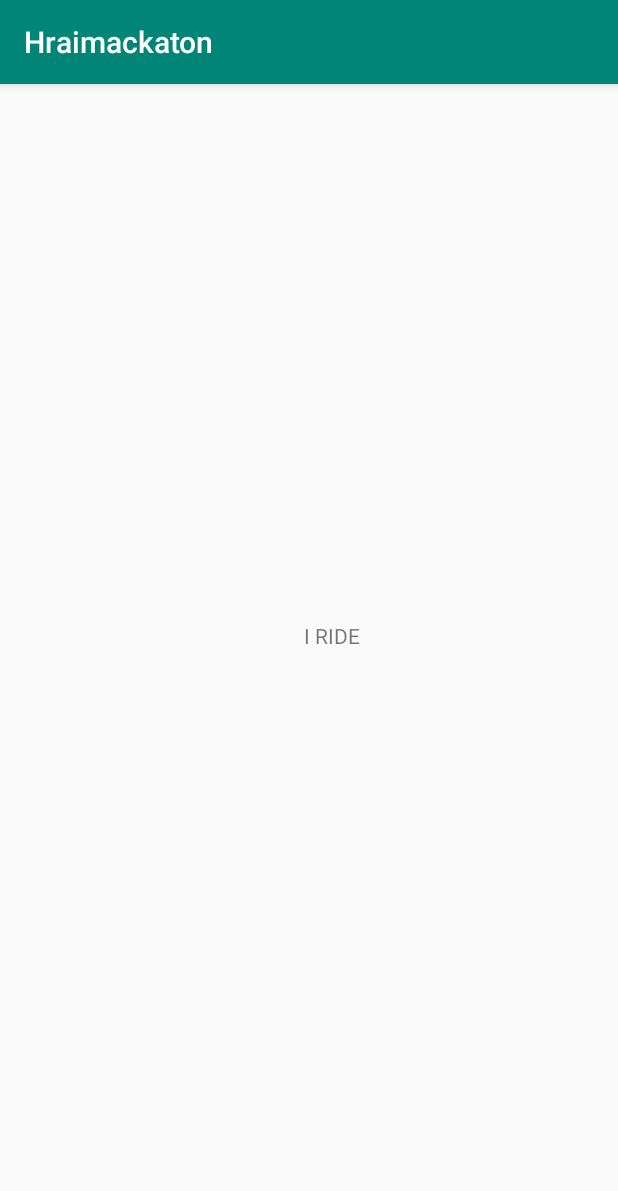
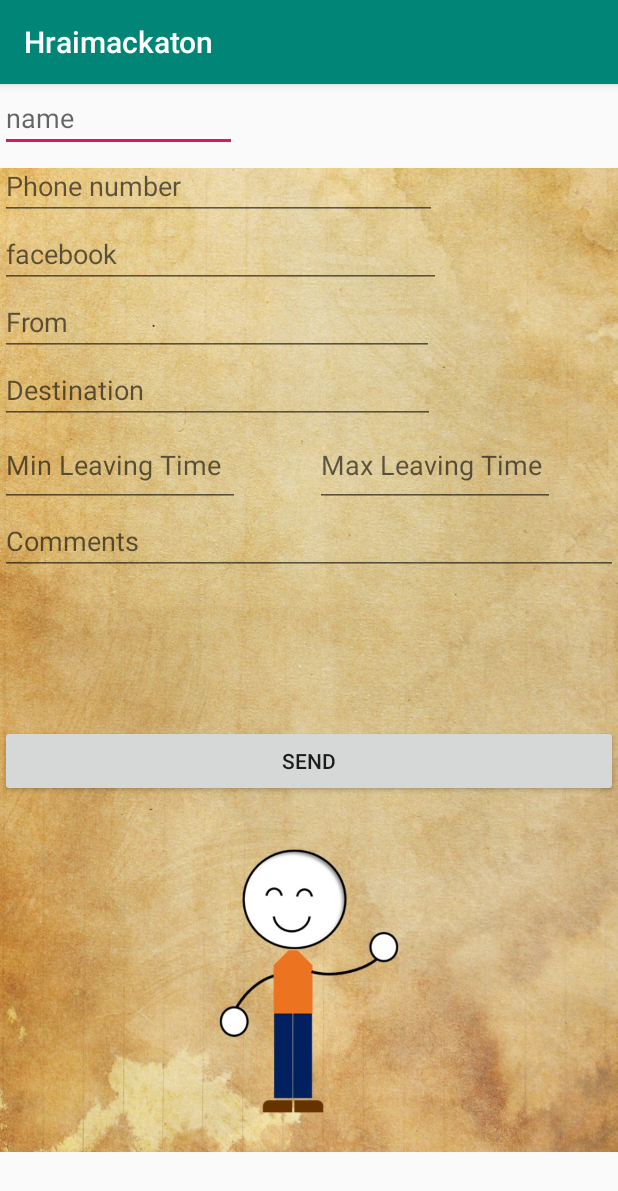
Before and after one commit to TGKar/Hraimhackaton, an Android app: the RiderScreen screen opened directly, with no data from a screen before it, on a phone screen of 412 x 824 dp. Shown: the top 1191 px of the screen. Run offline under Robolectric (Android 15) with nearby library versions, the phone set to English and light mode, and no system bars.

Commit message:
Improved input screens

```diff
--- a/app/build.gradle
+++ b/app/build.gradle
@@ -20,6 +20,7 @@ android {
 
 dependencies {
     implementation 'com.google.firebase:firebase-core:16.0.9'
+    implementation 'com.google.firebase:firebase-messaging:18.0.0'
     implementation fileTree(dir: 'libs', include: ['*.jar'])
     implementation 'com.android.support:appcompat-v7:28.0.0'
     implementation 'com.android.support.constraint:constraint-layout:1.1.3'
--- /dev/null
+++ b/app/src/main/java/com/example/hraimackaton/InputActivity.java
@@ -0,0 +1,38 @@
+package com.example.hraimackaton;
+
+import android.content.Intent;
+import android.support.v7.app.AppCompatActivity;
+import android.os.Bundle;
+import android.view.View;
+import android.widget.EditText;
+import android.widget.RelativeLayout;
+import android.widget.TextView;
+
+public abstract class InputActivity extends AppCompatActivity {
+
+    abstract boolean isDriver();
+
+    public void sendDriverInfo(View view) {
+        EditText nameField = (EditText) findViewById(R.id.textViewDriverName);
+        String name = nameField.getText().toString();
+        EditText phoneField = (EditText) findViewById(R.id.textViewPhone);
+        String phone = phoneField.getText().toString();
+        EditText facebookField = (EditText) findViewById(R.id.textViewFacebook);
+        String facebook = facebookField.getText().toString();
+        EditText fromField = (EditText) findViewById(R.id.textViewFrom);
+        String from = fromField.getText().toString();
+        EditText destField = (EditText) findViewById(R.id.textViewDestination);
+        String dest = destField.getText().toString();
+        EditText minLeaveField = (EditText) findViewById(R.id.textViewMinLeaveTime);
+        String minLeave = minLeaveField.getText().toString();
+        EditText maxLeaveField = (EditText) findViewById(R.id.textViewMaxLeaveTime);
+        String maxLeave = maxLeaveField.getText().toString();
+        EditText commentsField = (EditText) findViewById(R.id.textViewComment);
+        String comments = commentsField.getText().toString();
+        EditText disp = findViewById(R.id.textViewDisp);
+        String toDisp = "Name: " + name + " phone: " + phone + " facebook: " + facebook + " from: " +
+                from + " to: " + dest + " min leave time: " + minLeave + " max leave time: " +
+                maxLeave + " comments: " + comments;
+        disp.setText(toDisp);
+    }
+}
--- a/app/src/main/java/com/example/hraimackaton/RiderScreen.java
+++ b/app/src/main/java/com/example/hraimackaton/RiderScreen.java
@@ -1,16 +1,16 @@
 package com.example.hraimackaton;
 
-import android.support.v7.app.AppCompatActivity;
 import android.os.Bundle;
-import android.widget.TextView;
 
-public class RiderScreen extends AppCompatActivity {
+public class RiderScreen extends InputActivity {
 
     @Override
     protected void onCreate(Bundle savedInstanceState) {
         super.onCreate(savedInstanceState);
         setContentView(R.layout.activity_rider_screen);
-        TextView textView = findViewById(R.id.textViewRider);
-        textView.setText("I RIDE");
+    }
+
+    public boolean isDriver() {
+        return false;
     }
 }
--- a/app/src/main/res/layout/activity_rider_screen.xml
+++ b/app/src/main/res/layout/activity_rider_screen.xml
@@ -1,24 +1,118 @@
 <?xml version="1.0" encoding="utf-8"?>
-<android.support.constraint.ConstraintLayout xmlns:android="http://schemas.android.com/apk/res/android"
+
+
+<RelativeLayout xmlns:android="http://schemas.android.com/apk/res/android"
     xmlns:app="http://schemas.android.com/apk/res-auto"
     xmlns:tools="http://schemas.android.com/tools"
+    android:orientation="vertical" android:layout_width="fill_parent"
+    android:layout_height="fill_parent">
+    <ImageView android:layout_height="wrap_content"
+        android:layout_width="wrap_content" android:id="@+id/imageView1"
+        android:src="@drawable/rider_background" android:layout_centerVertical="true"
+        android:layout_centerHorizontal="true"></ImageView>
+
+    <android.widget.LinearLayout
         android:layout_width="match_parent"
         android:layout_height="match_parent"
-    tools:context=".RiderScreen">
+        android:orientation="vertical"
+        tools:context=".DriverScreen">
 
-    <TextView
-        android:id="@+id/textViewRider"
-        android:layout_width="wrap_content"
-        android:layout_height="118dp"
-        android:layout_marginStart="176dp"
-        android:layout_marginLeft="176dp"
-        android:layout_marginTop="339dp"
-        android:layout_marginEnd="146dp"
-        android:layout_marginRight="146dp"
-        android:layout_marginBottom="274dp"
-        android:text="Blah Blah Blah"
+        <EditText
+            android:id="@+id/textViewDriverName"
+            android:layout_width="158dp"
+            android:layout_height="wrap_content"
+            android:hint="name"
             app:layout_constraintBottom_toBottomOf="parent"
             app:layout_constraintEnd_toEndOf="parent"
             app:layout_constraintStart_toStartOf="parent"
             app:layout_constraintTop_toTopOf="parent" />
-</android.support.constraint.ConstraintLayout>
+
+        <EditText
+            android:id="@+id/textViewPhone"
+            android:layout_width="291dp"
+            android:layout_height="wrap_content"
+            android:ems="10"
+            android:hint="Phone number"
+            android:inputType="phone" />
+
+        <EditText
+            android:id="@+id/textViewFacebook"
+            android:layout_width="294dp"
+            android:layout_height="wrap_content"
+            android:hint="facebook"
+            app:layout_constraintTop_toTopOf="parent" />
+
+        <LinearLayout
+            android:layout_width="match_parent"
+            android:layout_height="wrap_content"
+            android:orientation="vertical">
+
+
+            <EditText
+                android:id="@+id/textViewFrom"
+                android:layout_width="289dp"
+                android:layout_height="wrap_content"
+                android:hint="From"
+                app:layout_constraintBottom_toBottomOf="parent"
+                app:layout_constraintEnd_toEndOf="parent"
+                app:layout_constraintStart_toStartOf="parent"
+                app:layout_constraintTop_toTopOf="parent" />
+
+            <EditText
+                android:id="@+id/textViewDestination"
+                android:layout_width="290dp"
+                android:layout_height="wrap_content"
+                android:ems="10"
+                android:hint="Destination"
+                android:inputType="textPersonName" />
+        </LinearLayout>
+
+        <LinearLayout
+            android:layout_width="match_parent"
+            android:layout_height="wrap_content"
+            android:orientation="horizontal">
+
+            <EditText
+                android:id="@+id/textViewMinLeaveTime"
+                android:layout_width="160dp"
+                android:layout_height="55dp"
+                android:ems="10"
+                android:hint="Min Leaving Time"
+                android:inputType="time" />
+
+            <EditText
+                android:id="@+id/textViewMaxLeaveTime"
+                android:layout_width="160dp"
+                android:layout_height="55dp"
+                android:ems="10"
+                android:layout_marginHorizontal="50dp"
+                android:hint="Max Leaving Time"
+                android:inputType="time" />
+        </LinearLayout>
+    <LinearLayout
+        android:layout_width="match_parent"
+        android:layout_height="wrap_content"
+        android:orientation="vertical"></LinearLayout>
+
+        <EditText
+            android:id="@+id/textViewComment"
+            android:layout_width="match_parent"
+            android:layout_height="wrap_content"
+            android:ems="10"
+            android:gravity="start|top"
+            android:hint="Comments"
+            android:inputType="textMultiLine" />
+
+        <Button
+            android:layout_marginTop="100dp"
+            android:id="@+id/sendDriverInfo"
+            android:layout_width="match_parent"
+            android:layout_height="wrap_content"
+            android:onClick="sendDriverInfo"
+            android:text="Send" />
+
+
+    </android.widget.LinearLayout>
+
+
+</RelativeLayout>
```
Also changed, not shown: app/src/main/AndroidManifest.xml (+8 -0 lines), app/src/main/java/com/example/hraimackaton/DriverScreen.java (+4 -32 lines), app/src/main/res/layout/activity_driver_screen.xml (+20 -26 lines), app/src/main/res/drawable/rider_background.jpeg. Lines whose indentation alone changed are shown as unchanged.
